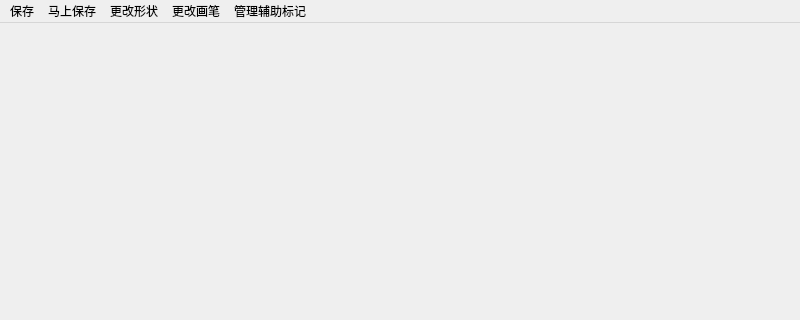
This is JLU_Image_TransAnd_Label/curpicforlabeling_mainwindow.ui in Charliechen114514/Jilin_University_ImageLabel_SoftWare as Qt 5 draws it before an edit; both pictures show x 0 to 800 and y 0 to 320 of the 800 by 600 pixel window. The edited form follows.
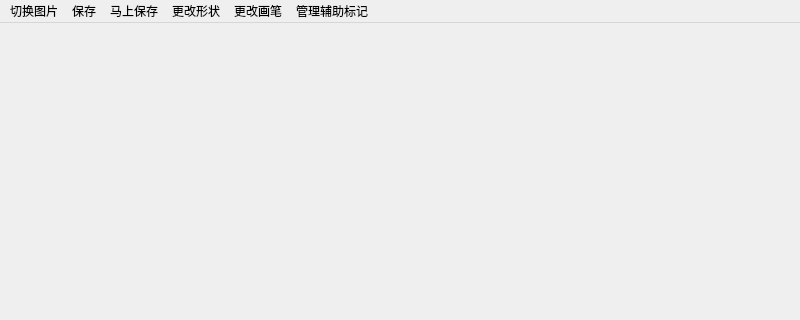
This is the edited form.

What changed in the file:
```diff
--- a/JLU_Image_TransAnd_Label/curpicforlabeling_mainwindow.ui
+++ b/JLU_Image_TransAnd_Label/curpicforlabeling_mainwindow.ui
@@ -39,6 +39,11 @@
     <addaction name="actionsaveAll"/>
    </widget>
    <widget class="QMenu" name="menu_2">
+    <property name="font">
+     <font>
+      <bold>false</bold>
+     </font>
+    </property>
     <property name="title">
      <string>更改形状</string>
     </property>
@@ -63,6 +68,13 @@
     <addaction name="actionchangeHelperPenColor"/>
     <addaction name="actionchangeHelperPenWidth"/>
    </widget>
+   <widget class="QMenu" name="menu_5">
+    <property name="title">
+     <string>切换图片</string>
+    </property>
+    <addaction name="actiontoAfterPic"/>
+   </widget>
+   <addaction name="menu_5"/>
    <addaction name="menu"/>
    <addaction name="saveImediately"/>
    <addaction name="menu_2"/>
```
Left out of the diff: 20 changed lines with no effect on the pictures.
